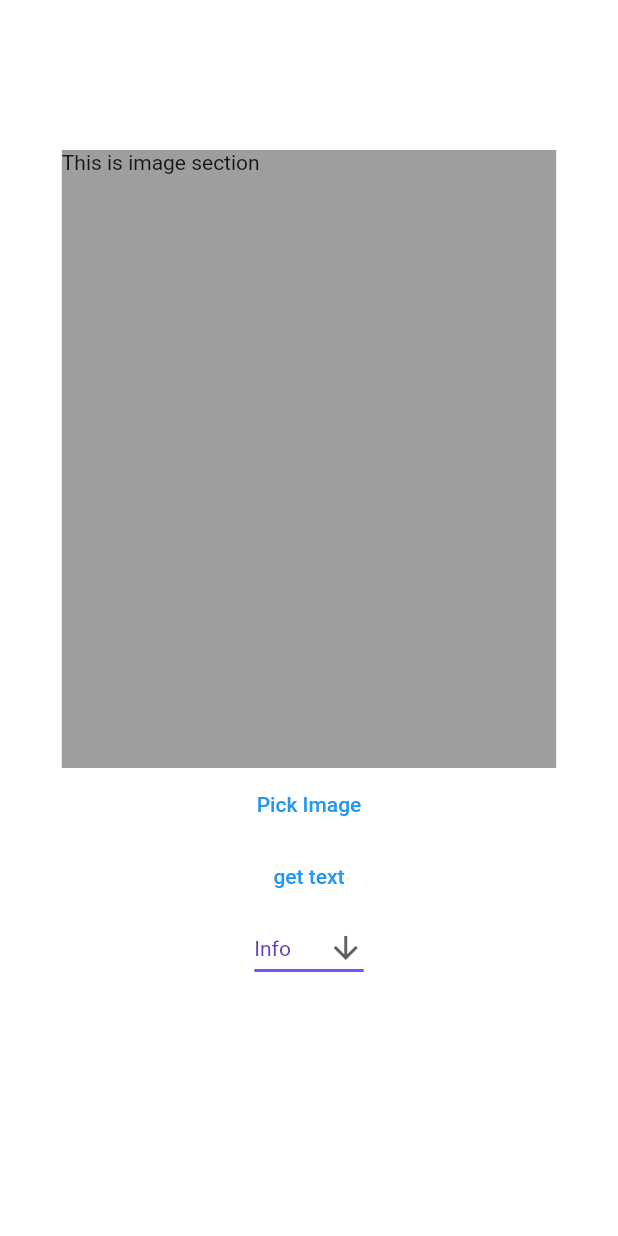
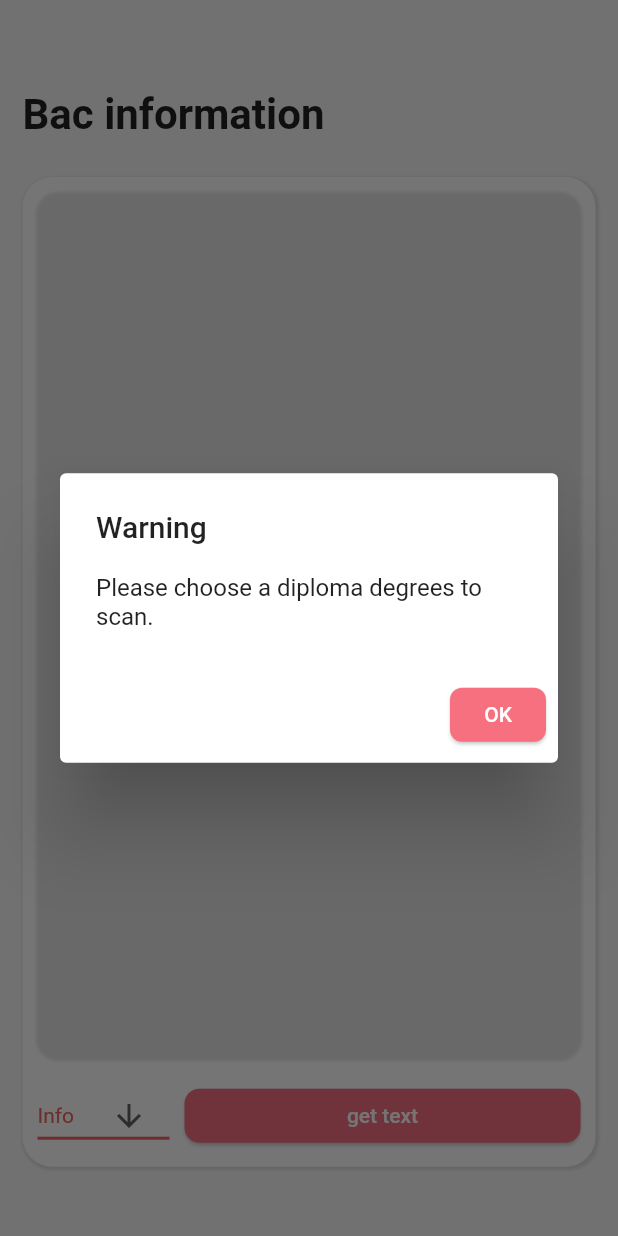
Before and after one commit to walid009/PIM_Decidi, a Flutter app: the screen it shows after launch, after a tap on "get text", on a phone screen of 412 x 824 dp. Run offline on Flutter 3.47's test engine with Material 2 defaults, Android fonts, the phone set to English and light mode, and no system bars; our stand-ins replace badges, cached_network_image, carousel_slider, flutter_svg, font_awesome_flutter, image_picker and 1 more; missing offline and left inert: google_ml_kit.

Commit message:
redesiging first_run screen

```diff
--- a/Decidi/decidi/lib/main.dart
+++ b/Decidi/decidi/lib/main.dart
@@ -1,5 +1,5 @@
 import 'package:decidi/providers/DataProvider.dart';
-import 'package:decidi/screens/SignInScreen.dart';
+import 'package:decidi/screens/explore_page.dart';
 import 'package:decidi/screens/first_run.dart';
 import 'package:flutter/material.dart';
 import 'package:provider/provider.dart';
@@ -22,7 +22,9 @@ class MyApp extends StatelessWidget {
         theme: ThemeData(
           primaryColor: primary,
         ),
-        home: FirstRun(),
+        home:
+            //ExplorePage(),
+            FirstRun(),
       ),
     );
   }
--- /dev/null
+++ b/Decidi/decidi/lib/screens/explore_page.dart
@@ -0,0 +1,61 @@
+import 'package:decidi/theme/color.dart';
+import 'package:decidi/widgets/custom_textfield.dart';
+import 'package:flutter/material.dart';
+
+class ExplorePage extends StatefulWidget {
+  const ExplorePage({Key? key}) : super(key: key);
+
+  @override
+  _ExplorePageState createState() => _ExplorePageState();
+}
+
+class _ExplorePageState extends State<ExplorePage> {
+  @override
+  Widget build(BuildContext context) {
+    return buildBody();
+  }
+
+  buildBody() {
+    return Scaffold(
+        backgroundColor: appBgColor,
+        body: SingleChildScrollView(
+          padding: EdgeInsets.only(left: 15, right: 15),
+          child: Column(
+              mainAxisAlignment: MainAxisAlignment.center,
+              crossAxisAlignment: CrossAxisAlignment.center,
+              children: [
+                getHeader(),
+              ]),
+        ));
+  }
+
+  getHeader() {
+    return Container(
+        padding: EdgeInsets.fromLTRB(0, 60, 0, 5),
+        child: Column(
+          children: [
+            Row(
+              crossAxisAlignment: CrossAxisAlignment.start,
+              children: [
+                Expanded(
+                  child: Container(
+                      alignment: Alignment.centerLeft,
+                      child: Text(
+                        "Explore",
+                        style: TextStyle(
+                            fontSize: 28,
+                            color: Colors.black87,
+                            fontWeight: FontWeight.w600),
+                      )),
+                ),
+              ],
+            ),
+            SizedBox(height: 15),
+            CustomTextBox(
+              hint: "Search",
+              prefix: Icon(Icons.search, color: Colors.grey),
+            ),
+          ],
+        ));
+  }
+}
--- a/Decidi/decidi/lib/screens/first_run.dart
+++ b/Decidi/decidi/lib/screens/first_run.dart
@@ -1,5 +1,6 @@
 import 'dart:io';
 
+import 'package:decidi/theme/color.dart';
 import 'package:flutter/material.dart';
 import 'package:google_ml_kit/google_ml_kit.dart';
 import 'package:image_picker/image_picker.dart';
@@ -28,47 +29,72 @@ class _FirstRunState extends State<FirstRun> {
   @override
   Widget build(BuildContext context) {
     return Scaffold(
-      backgroundColor: Colors.white,
+      backgroundColor: appBgColor,
       body: SingleChildScrollView(
+        padding: EdgeInsets.only(left: 15, right: 15),
         child: Column(
           mainAxisAlignment: MainAxisAlignment.center,
           crossAxisAlignment: CrossAxisAlignment.center,
           children: [
-            const SizedBox(
-              height: 100,
+            getHeader(),
+            Container(
+              padding: EdgeInsets.all(10),
+              margin: EdgeInsets.only(bottom: 5, top: 5),
+              decoration: BoxDecoration(
+                color: Colors.white,
+                borderRadius: BorderRadius.circular(20),
+                boxShadow: [
+                  BoxShadow(
+                    color: shadowColor.withOpacity(0.1),
+                    spreadRadius: 1,
+                    blurRadius: 1,
+                    offset: Offset(1, 1), // changes position of shadow
                   ),
+                ],
+              ),
+              child: Column(
+                children: [
                   Center(
+                    child: InkWell(
+                      onTap: () {
+                        getImageFromGallery();
+                      },
                       child: Container(
-                height: MediaQuery.of(context).size.height * 0.5,
-                width: MediaQuery.of(context).size.width * 0.8,
-                color: Colors.grey,
+                        height: MediaQuery.of(context).size.height * 0.7,
+                        width: MediaQuery.of(context).size.width * 0.9,
+                        decoration: BoxDecoration(
+                          borderRadius: BorderRadius.circular(15.0),
+                          boxShadow: [
+                            BoxShadow(
+                              color: shadowColor.withOpacity(0.1),
+                              spreadRadius: 1,
+                              blurRadius: 1,
+                              offset:
+                                  Offset(0, 1), // changes position of shadow
+                            ),
+                          ],
+                        ),
+                        //color: Colors.grey,
                         child: isLoaded
-                    ? Image.file(
+                            ? ClipRRect(
+                                borderRadius: BorderRadius.circular(15.0),
+                                child: Image.file(
                                   myImagePath,
                                   fit: BoxFit.fill,
+                                ),
                               )
-                    : const Text("This is image section "),
+                            : Center(
+                                child: const Text(
+                                    "Click here and select your diploma degree")),
                       ),
                     ),
-            TextButton(
-              onPressed: () {
-                getImageFromGallery();
-              },
-              child: const Text("Pick Image"),
                   ),
-            TextButton(
-              onPressed: () {
-                Future.delayed(const Duration(seconds: 5), () {
-                  getText(imagePath);
-                });
-              },
-              child: const Text("get text"),
-            ),
-            /*Text(
-              // ignore: prefer_if_null_operators, unnecessary_null_comparison
-              finalText != null ? finalText : "This is my text",
-            ),*/
-            DropdownButton(
+                  SizedBox(height: 15),
+                  Row(
+                    children: [
+                      Expanded(
+                        flex: 1,
+                        child: DropdownButton(
                           items: items.map((item) {
                             return DropdownMenuItem(
                               value: item,
@@ -83,12 +109,44 @@ class _FirstRunState extends State<FirstRun> {
                           value: _dropdownValue,
                           icon: const Icon(Icons.arrow_downward),
                           elevation: 16,
-              style: const TextStyle(color: Colors.deepPurple),
+                          style: const TextStyle(color: secondary),
                           underline: Container(
                             height: 2,
-                color: Colors.deepPurpleAccent,
+                            color: secondary,
                           ),
-            )
+                        ),
+                      ),
+                      SizedBox(
+                        width: 10,
+                      ),
+                      Expanded(
+                        flex: 3,
+                        child: ElevatedButton(
+                          style: ElevatedButton.styleFrom(
+                            shape: RoundedRectangleBorder(
+                                borderRadius: BorderRadius.circular(10)),
+                            primary: primary,
+                            shadowColor: shadowColor,
+                            elevation: 1.0,
+                          ),
+                          onPressed: () {
+                            // ignore: unrelated_type_equality_checks
+                            if (imagePath == "asd") {
+                              showAlertDialog(context);
+                            } else {
+                              Future.delayed(const Duration(seconds: 3), () {
+                                getText(imagePath);
+                              });
+                            }
+                          },
+                          child: const Text("get text"),
+                        ),
+                      ),
+                    ],
+                  ),
+                ],
+              ),
+            ),
           ],
         ),
       ),
@@ -139,6 +197,66 @@ class _FirstRunState extends State<FirstRun> {
       imagePath = image.path.toString();
     });
   }
+
+  getHeader() {
+    return Container(
+        padding: EdgeInsets.fromLTRB(0, 60, 0, 5),
+        child: Column(
+          children: [
+            Row(
+              crossAxisAlignment: CrossAxisAlignment.start,
+              children: [
+                Expanded(
+                  child: Container(
+                      alignment: Alignment.centerLeft,
+                      child: Text(
+                        "Bac information",
+                        style: TextStyle(
+                            fontSize: 28,
+                            color: Colors.black87,
+                            fontWeight: FontWeight.w600),
+                      )),
+                ),
+              ],
+            ),
+            SizedBox(height: 15),
+          ],
+        ));
+  }
+
+  showAlertDialog(BuildContext context) {
+    // set up the button
+    Widget okButton = TextButton(
+      style: ElevatedButton.styleFrom(
+        shape: RoundedRectangleBorder(borderRadius: BorderRadius.circular(8)),
+        primary: primary,
+        shadowColor: shadowColor,
+        elevation: 1.0,
+      ),
+      child: Text(
+        "OK",
+        style: TextStyle(color: Colors.white),
+      ),
+      onPressed: () => Navigator.pop(context),
+    );
+
+    // set up the AlertDialog
+    AlertDialog alert = AlertDialog(
+      title: Text("Warning"),
+      content: Text("Please choose a diploma degrees to scan."),
+      actions: [
+        okButton,
+      ],
+    );
+
+    // show the dialog
+    showDialog(
+      context: context,
+      builder: (BuildContext context) {
+        return alert;
+      },
+    );
+  }
 }
 
 class MyData {
```
Lines whose indentation alone changed are shown as unchanged.
